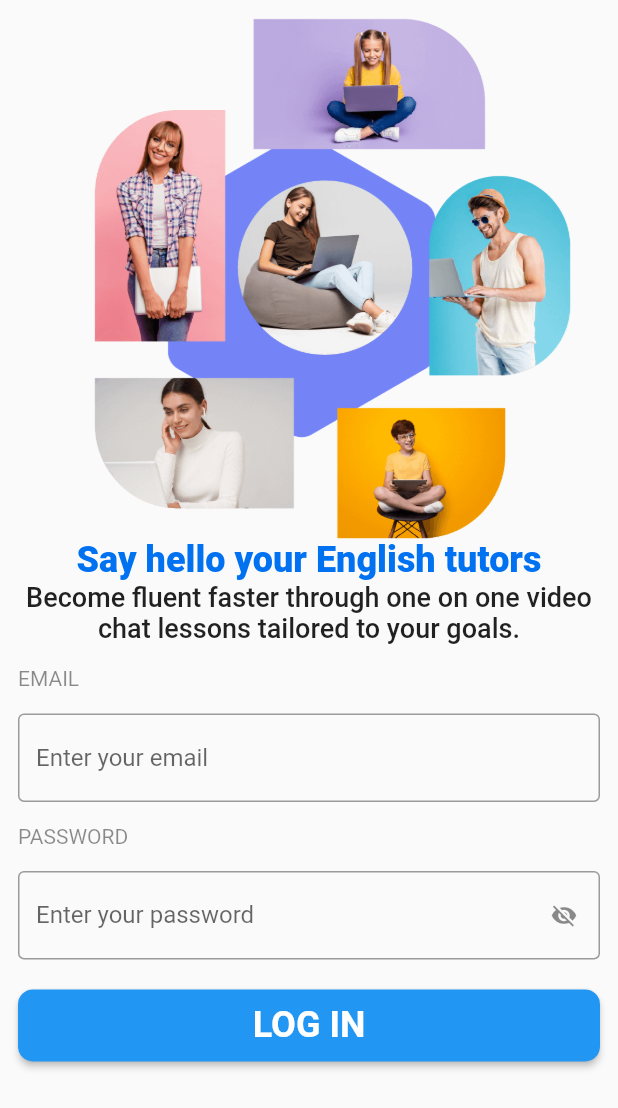
After one commit to phamduygit/lettutor-app, a Flutter app: the screen it shows after launch, on a phone screen of 412 x 824 dp. The commit adds this screen. Shown: the top 1108 px of the screen. Run offline on Flutter 3.47's test engine with Material 2 defaults, Android fonts, the phone set to English and light mode, and no system bars; our stand-ins replace flutter_svg.

Commit message:
init new branch mockup-ui

```diff
--- a/lib/contants.dart
+++ b/lib/contants.dart
@@ -1,5 +1,5 @@
 import 'package:flutter/material.dart';
 
-const mainColor = Color(0xFF0473F1);
+const mainColor = Color(0xFF0071F0);
 
-const defaultPadding = 20.0;
+const defaultPadding = 12.0;
--- a/lib/main.dart
+++ b/lib/main.dart
@@ -1,5 +1,7 @@
 import 'package:flutter/material.dart';
-import 'package:lettutor_app/screens/OnBoarding/on_boarding.dart';
+// import 'package:lettutor_app/screens/OnBoarding/on_boarding.dart';
+
+import 'screens/Auth/login_screen.dart';
 
 void main() {
   runApp(const MyApp());
@@ -17,7 +19,7 @@ class MyApp extends StatelessWidget {
       theme: ThemeData(
         primarySwatch: Colors.blue,
       ),
-      home: const OnBoardingScreen(),
+      home: const LoginScreen(),
     );
   }
 }
--- /dev/null
+++ b/lib/screens/Auth/Components/form_field.dart
@@ -0,0 +1,85 @@
+import 'package:flutter/material.dart';
+import 'secure_text_field.dart';
+
+class MyFormField extends StatefulWidget {
+  const MyFormField({Key? key}) : super(key: key);
+
+  @override
+  _MyFormFieldState createState() => _MyFormFieldState();
+}
+
+class _MyFormFieldState extends State<MyFormField> {
+  final _text = TextEditingController();
+  bool _validate = false;
+
+  @override
+  void dispose() {
+    _text.dispose();
+    super.dispose();
+  }
+
+  @override
+  Widget build(BuildContext context) {
+    return Column(
+      children: [
+        Row(
+          mainAxisAlignment: MainAxisAlignment.start,
+          children: const [
+            Text(
+              "EMAIL",
+              style: TextStyle(color: Colors.black45),
+              textAlign: TextAlign.left,
+            ),
+          ],
+        ),
+        const SizedBox(height: 15),
+        TextField(
+          keyboardType: TextInputType.emailAddress,
+          decoration: InputDecoration(
+            border: const OutlineInputBorder(),
+            hintText: 'Enter your email',
+            errorText: _validate ? 'Value Can\'t Be Empty' : null,
+          ),
+        ),
+        const SizedBox(height: 15),
+        Row(
+          mainAxisAlignment: MainAxisAlignment.start,
+          children: const [
+            Text(
+              "PASSWORD",
+              style: TextStyle(color: Colors.black45),
+              textAlign: TextAlign.left,
+            ),
+          ],
+        ),
+        const SizedBox(height: 15),
+        const SecureTextField(),
+        const SizedBox(height: 20),
+        ElevatedButton(
+          onPressed: () {
+            setState(() {
+              _text.text.isEmpty ? _validate = true : _validate = false;
+            });
+          },
+          style: ElevatedButton.styleFrom(
+            padding: const EdgeInsets.all(10),
+            shape: RoundedRectangleBorder(borderRadius: BorderRadius.circular(10))
+          ),
+          child: Row(
+            children: const [
+              Spacer(),
+              Text(
+                "LOG IN",
+                style: TextStyle(
+                  fontWeight: FontWeight.bold,
+                  fontSize: 24.0,
+                ),
+              ),
+              Spacer(),
+            ],
+          ),
+        ),
+      ],
+    );
+  }
+}
--- /dev/null
+++ b/lib/screens/Auth/Components/normal_text_field.dart
@@ -0,0 +1 @@
+// import 'package:flutter/material.dart';
--- /dev/null
+++ b/lib/screens/Auth/Components/secure_text_field.dart
@@ -0,0 +1,50 @@
+import 'package:flutter/material.dart';
+
+class SecureTextField extends StatefulWidget {
+  const SecureTextField({
+    Key? key,
+  }) : super(key: key);
+
+  @override
+  State<SecureTextField> createState() => _SecureTextFieldState();
+}
+
+class _SecureTextFieldState extends State<SecureTextField> {
+  bool showPassword = false;
+  final _text = TextEditingController();
+  bool validate = false;
+
+  @override
+  void dispose() {
+    _text.dispose();
+    super.dispose();
+  }
+  @override
+  Widget build(BuildContext context) {
+    return TextField(
+      obscureText: !showPassword,
+      decoration: InputDecoration(
+        border: const OutlineInputBorder(),
+        hintText: 'Enter your password',
+        suffixIcon: SizedBox(
+          height: 18.0,
+          width: 18.0,
+          child: IconButton(
+            onPressed: () {
+              setState(() {
+                showPassword = !showPassword;
+              });
+            },
+            icon: showPassword
+                ? const Icon(Icons.visibility)
+                : const Icon(Icons.visibility_off),
+            splashColor: Colors.transparent,
+            highlightColor: Colors.transparent,
+            hoverColor: Colors.transparent,
+            iconSize: 18.0,
+          ),
+        ),
+      ),
+    );
+  }
+}
--- /dev/null
+++ b/lib/screens/Auth/login_screen.dart
@@ -0,0 +1,41 @@
+import 'package:flutter/material.dart';
+import 'package:lettutor_app/contants.dart';
+import 'package:lettutor_app/screens/Auth/Components/form_field.dart';
+
+class LoginScreen extends StatelessWidget {
+  const LoginScreen({Key? key}) : super(key: key);
+
+  @override
+  Widget build(BuildContext context) {
+    return Scaffold(
+      body: SafeArea(
+        child: Padding(
+          padding: const EdgeInsets.symmetric(horizontal: defaultPadding),
+          child: SingleChildScrollView(
+            child: Column(
+              // crossAxisAlignment: CrossAxisAlignment.start,
+              children: [
+                Image.asset("assets/images/loginImage.png"),
+                const Text(
+                  "Say hello your English tutors",
+                  style: TextStyle(
+                      color: mainColor,
+                      fontSize: 24,
+                      fontWeight: FontWeight.w800),
+                  textAlign: TextAlign.center,
+                ),
+                const Text(
+                  "Become fluent faster through one on one video chat lessons tailored to your goals.",
+                  style: TextStyle(fontSize: 18, fontWeight: FontWeight.w500),
+                  textAlign: TextAlign.center,
+                ),
+                const SizedBox(height: 15),
+                const MyFormField(),
+              ],
+            ),
+          ),
+        ),
+      ),
+    );
+  }
+}
--- a/lib/screens/OnBoarding/bottom_on_boarding.dart
+++ b/lib/screens/OnBoarding/components/bottom_on_boarding.dart
@@ -39,6 +39,9 @@ class BottomOnBoarding extends StatelessWidget {
         ),
         GestureDetector(
           onTap: () {
+            if (_currentPage == _pages.length - 1) {
+
+            }
             _controller.nextPage(
               duration: const Duration(milliseconds: 500),
               curve: Curves.easeInOutQuint,
--- a/lib/screens/OnBoarding/on_boarding.dart
+++ b/lib/screens/OnBoarding/on_boarding.dart
@@ -1,8 +1,8 @@
 import 'package:flutter/material.dart';
 import 'package:lettutor_app/contants.dart';
-import 'package:lettutor_app/screens/OnBoarding/slider_page.dart';
+import 'package:lettutor_app/screens/OnBoarding/components/slider_page.dart';
 
-import 'bottom_on_boarding.dart';
+import 'components/bottom_on_boarding.dart';
 
 class OnBoardingScreen extends StatefulWidget {
   const OnBoardingScreen({Key? key}) : super(key: key);
```
Also changed, not shown: assets/images/loginImage.png (added), lib/screens/OnBoarding/components/slider_page.dart (renamed from lib/screens/OnBoarding/slider_page.dart), 6 other files.
